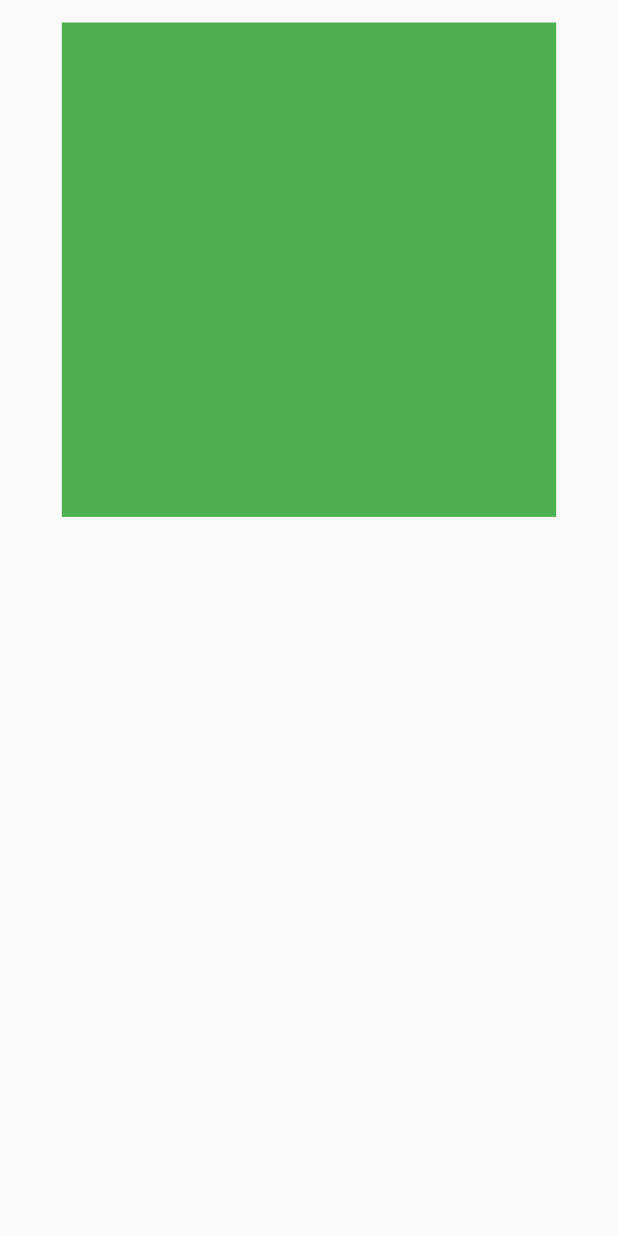
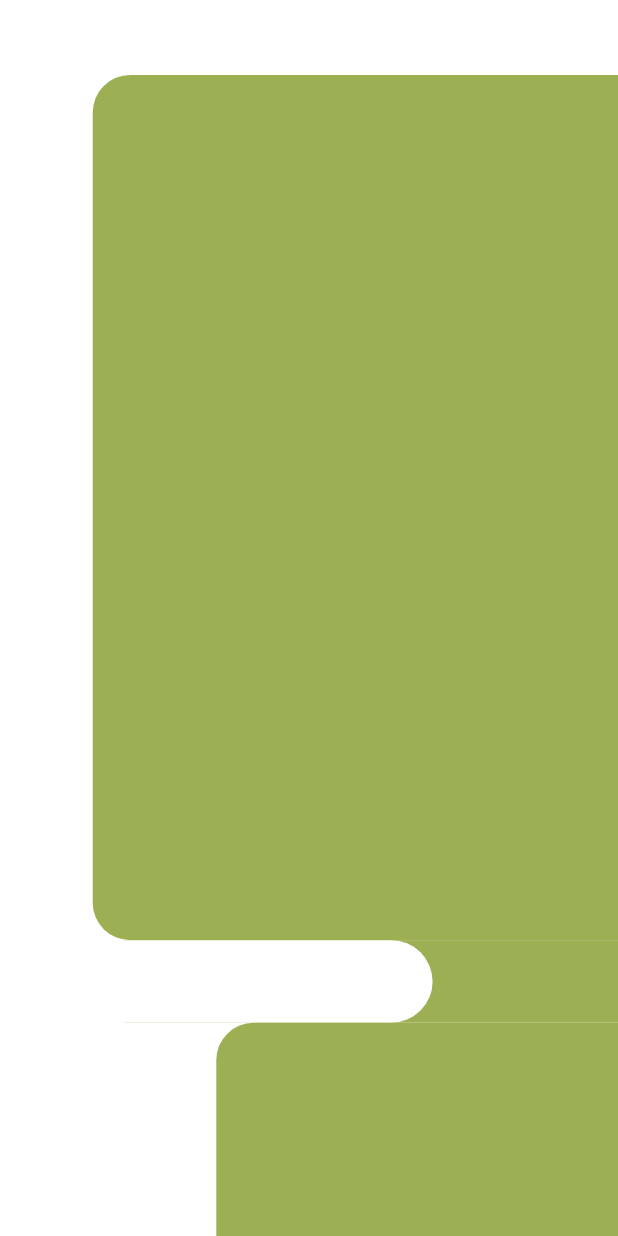
Before and after one commit to diamondrarktvo/FestDev, a Flutter app: the screen it shows after launch, on a phone screen of 412 x 824 dp. Run offline on Flutter 3.47's test engine with Material 2 defaults, Android fonts, the phone set to English and light mode, and no system bars; our stand-ins replace get.

Commit message:
[ADD] mis en page

```diff
--- a/Fakoy/fakoy/lib/pages/home.dart
+++ b/Fakoy/fakoy/lib/pages/home.dart
@@ -1,5 +1,6 @@
 // ignore_for_file: prefer_const_constructors
 
+import 'package:fakoy/constants/colors.dart';
 import 'package:flutter/material.dart';
 import 'package:get/get.dart';
 
@@ -14,20 +15,77 @@ class _HomePageState extends State<HomePage> {
   @override
   Widget build(BuildContext context) {
     return Scaffold(
+      backgroundColor: Colors.white,
       body: SizedBox(
         height: Get.height,
         width: Get.width,
+        child: SingleChildScrollView(
           child: Column(
+            crossAxisAlignment: CrossAxisAlignment.end,
+            mainAxisAlignment: MainAxisAlignment.start,
+            mainAxisSize: MainAxisSize.min,
             children: [
               SizedBox(
-              height: 15,
+                height: 50,
               ),
               Container(
-              color: Colors.green,
+                width: Get.width * .85,
+                height: Get.height * .7,
+                margin: EdgeInsets.zero,
+                decoration: BoxDecoration(
+                  color: greenLight,
+                  borderRadius: BorderRadius.only(
+                    topLeft: Radius.circular(25),
+                    bottomLeft: Radius.circular(25),
+                  ),
+                ),
+              ),
+              SizedBox(
+                height: 55,
+                width: Get.width,
+                child: Stack(
+                  alignment: AlignmentDirectional.topStart,
+                  children: [
+                    Align(
+                      alignment: Alignment.centerRight,
+                      child: Container(
+                        margin: EdgeInsets.zero,
                         width: Get.width * .8,
-              height: Get.height * .4,
-            )
+                        decoration: BoxDecoration(
+                          color: greenLight,
+                        ),
+                      ),
+                    ),
+                    Align(
+                      alignment: Alignment.centerLeft,
+                      child: Container(
+                        margin: EdgeInsets.zero,
+                        width: Get.width * .7,
+                        decoration: BoxDecoration(
+                          color: Colors.white,
+                          borderRadius: BorderRadius.only(
+                            topRight: Radius.circular(30),
+                            bottomRight: Radius.circular(30),
+                          ),
+                        ),
+                      ),
+                    ),
                   ],
+                ),
+              ),
+              Container(
+                width: Get.width * .65,
+                height: Get.height * .2,
+                margin: EdgeInsets.zero,
+                decoration: BoxDecoration(
+                  color: greenLight,
+                  borderRadius: BorderRadius.only(
+                    topLeft: Radius.circular(25),
+                  ),
+                ),
+              ),
+            ],
+          ),
         ),
       ),
     );
```
Lines whose indentation alone changed are shown as unchanged.
